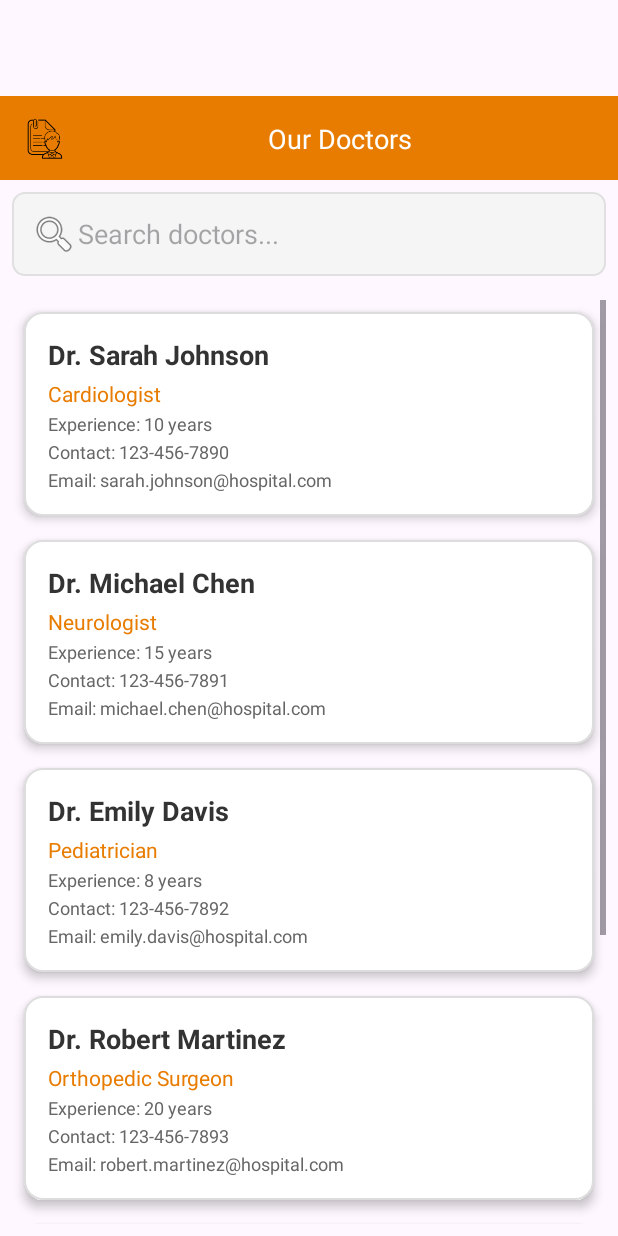
After one commit to jeymz-php/Patient-Consultation-App, an Android app: the DoctorsListActivity screen opened directly, with no data from a screen before it, on a phone screen of 412 x 824 dp. The commit adds this screen. Run offline under Robolectric (Android 15) with nearby library versions, the phone set to English and light mode, and no system bars.

Commit message:
Added DoctorsListActivity, layouts, and updated manifest/MainActivity

```diff
--- a/app/src/main/AndroidManifest.xml
+++ b/app/src/main/AndroidManifest.xml
@@ -11,24 +11,36 @@
         android:roundIcon="@mipmap/ic_launcher_round"
         android:supportsRtl="true"
         android:theme="@style/Theme.PatientInformationAndOnlineConsultationSystem">
+
+        <!-- Doctors List -->
+        <activity
+            android:name=".DoctorsListActivity"
+            android:exported="false" />
+
+        <!-- Patient Info -->
         <activity
             android:name=".PatientInformationActivity"
             android:exported="false" />
+
+        <!-- Register -->
         <activity
             android:name=".RegisterActivity"
             android:exported="false" />
+
+        <!-- Login -->
         <activity
             android:name=".LoginActivity"
             android:exported="false" />
+
+        <!-- Main (Launcher) -->
         <activity
             android:name=".MainActivity"
             android:exported="true">
             <intent-filter>
                 <action android:name="android.intent.action.MAIN" />
-
                 <category android:name="android.intent.category.LAUNCHER" />
             </intent-filter>
         </activity>
+
     </application>
-
 </manifest>
--- /dev/null
+++ b/app/src/main/java/com/example/patientinformationandonlineconsultationsystem/DoctorsListActivity.java
@@ -0,0 +1,102 @@
+package com.example.patientinformationandonlineconsultationsystem;
+
+import android.os.Bundle;
+import android.text.Editable;
+import android.text.TextWatcher;
+import android.view.LayoutInflater;
+import android.view.View;
+import android.widget.EditText;
+import android.widget.LinearLayout;
+import android.widget.TextView;
+import androidx.appcompat.app.AppCompatActivity;
+
+public class DoctorsListActivity extends AppCompatActivity {
+
+    private LinearLayout doctorsContainer;
+    private EditText etSearch;
+    private Doctor[] doctors;
+
+    @Override
+    protected void onCreate(Bundle savedInstanceState) {
+        super.onCreate(savedInstanceState);
+        setContentView(R.layout.activity_doctors_list);
+
+        initializeDoctors();
+        initializeViews();
+        populateDoctorsList();
+        setupSearchFunctionality();
+    }
+
+    private void initializeViews() {
+        doctorsContainer = findViewById(R.id.doctorsContainer);
+        etSearch = findViewById(R.id.etSearch);
+    }
+
+    private void setupSearchFunctionality() {
+        etSearch.addTextChangedListener(new TextWatcher() {
+            @Override public void beforeTextChanged(CharSequence s, int start, int count, int after) {}
+            @Override public void onTextChanged(CharSequence s, int start, int before, int count) {
+                filterDoctors(s.toString());
+            }
+            @Override public void afterTextChanged(Editable s) {}
+        });
+    }
+
+    private void initializeDoctors() {
+        doctors = new Doctor[]{
+                new Doctor("Dr. Sarah Johnson", "Cardiologist", "10 years", "123-456-7890", "sarah.johnson@hospital.com"),
+                new Doctor("Dr. Michael Chen", "Neurologist", "15 years", "123-456-7891", "michael.chen@hospital.com"),
+                new Doctor("Dr. Emily Davis", "Pediatrician", "8 years", "123-456-7892", "emily.davis@hospital.com"),
+                new Doctor("Dr. Robert Martinez", "Orthopedic Surgeon", "20 years", "123-456-7893", "robert.martinez@hospital.com"),
+                new Doctor("Dr. Jennifer Wilson", "Dermatologist", "12 years", "123-456-7894", "jennifer.wilson@hospital.com"),
+                new Doctor("Dr. David Brown", "Psychiatrist", "18 years", "123-456-7895", "david.brown@hospital.com")
+        };
+    }
+
+    private void populateDoctorsList() {
+        doctorsContainer.removeAllViews();
+        for (Doctor doctor : doctors) {
+            addDoctorCard(doctor);
+        }
+    }
+
+    private void filterDoctors(String query) {
+        doctorsContainer.removeAllViews();
+        for (Doctor doctor : doctors) {
+            if (doctor.getName().toLowerCase().contains(query.toLowerCase()) ||
+                    doctor.getSpecialization().toLowerCase().contains(query.toLowerCase())) {
+                addDoctorCard(doctor);
+            }
+        }
+    }
+
+    private void addDoctorCard(Doctor doctor) {
+        View doctorCard = LayoutInflater.from(this).inflate(R.layout.doctor_card, doctorsContainer, false);
+
+        TextView tvDoctorName = doctorCard.findViewById(R.id.tvDoctorName);
+        TextView tvSpecialization = doctorCard.findViewById(R.id.tvSpecialization);
+        TextView tvExperience = doctorCard.findViewById(R.id.tvExperience);
+        TextView tvContact = doctorCard.findViewById(R.id.tvContact);
+        TextView tvEmail = doctorCard.findViewById(R.id.tvEmail);
+
+        tvDoctorName.setText(doctor.getName());
+        tvSpecialization.setText(doctor.getSpecialization());
+        tvExperience.setText("Experience: " + doctor.getExperience());
+        tvContact.setText("Contact: " + doctor.getContact());
+        tvEmail.setText("Email: " + doctor.getEmail());
+
+        doctorsContainer.addView(doctorCard);
+    }
+
+    private static class Doctor {
+        private String name, specialization, experience, contact, email;
+        public Doctor(String n, String s, String e, String c, String em) {
+            this.name = n; this.specialization = s; this.experience = e; this.contact = c; this.email = em;
+        }
+        public String getName() { return name; }
+        public String getSpecialization() { return specialization; }
+        public String getExperience() { return experience; }
+        public String getContact() { return contact; }
+        public String getEmail() { return email; }
+    }
+}
--- a/app/src/main/java/com/example/patientinformationandonlineconsultationsystem/MainActivity.java
+++ b/app/src/main/java/com/example/patientinformationandonlineconsultationsystem/MainActivity.java
@@ -3,7 +3,6 @@ package com.example.patientinformationandonlineconsultationsystem;
 import android.content.Intent;
 import android.os.Bundle;
 import android.widget.Button;
-import android.widget.Toast;
 import androidx.appcompat.app.AppCompatActivity;
 import com.google.android.material.dialog.MaterialAlertDialogBuilder;
 
@@ -18,7 +17,7 @@ public class MainActivity extends AppCompatActivity {
 
         btnGetStarted.setOnClickListener(v -> {
             String[] options = {"Schedule a Consultation", "Patient Information"};
-            int[] icons = {R.drawable.ic_consultation, R.drawable.ic_patient}; // replace with your logos
+            int[] icons = {R.drawable.ic_consultation, R.drawable.ic_patient};
 
             OptionAdapter adapter = new OptionAdapter(MainActivity.this, options, icons);
 
@@ -26,11 +25,11 @@ public class MainActivity extends AppCompatActivity {
                     .setTitle("Choose an option")
                     .setAdapter(adapter, (dialog, which) -> {
                         if (which == 0) {
-                            Toast.makeText(MainActivity.this, "Schedule a Consultation clicked", Toast.LENGTH_SHORT).show();
+                            // ✅ Go to Doctors List
+                            startActivity(new Intent(MainActivity.this, DoctorsListActivity.class));
                         } else if (which == 1) {
-                            // ✅ Open PatientInformation activity
-                            Intent intent = new Intent(MainActivity.this, PatientInformationActivity.class);
-                            startActivity(intent);
+                            // ✅ Go to Patient Info
+                            startActivity(new Intent(MainActivity.this, PatientInformationActivity.class));
                         }
                     })
                     .show();
--- /dev/null
+++ b/app/src/main/res/drawable/card_background.xml
@@ -0,0 +1,6 @@
+<shape xmlns:android="http://schemas.android.com/apk/res/android" android:shape="rectangle">
+    <solid android:color="#FFFFFF" />
+    <corners android:radius="12dp" />
+    <stroke android:color="#DDDDDD" android:width="1dp" />
+    <padding android:left="8dp" android:top="8dp" android:right="8dp" android:bottom="8dp"/>
+</shape>
--- /dev/null
+++ b/app/src/main/res/drawable/search_background.xml
@@ -0,0 +1,6 @@
+<?xml version="1.0" encoding="utf-8"?>
+<shape xmlns:android="http://schemas.android.com/apk/res/android">
+    <solid android:color="#F5F5F5" />
+    <corners android:radius="8dp" />
+    <stroke android:width="1dp" android:color="#E0E0E0" />
+</shape>
--- /dev/null
+++ b/app/src/main/res/layout/activity_doctors_list.xml
@@ -0,0 +1,70 @@
+<?xml version="1.0" encoding="utf-8"?>
+<LinearLayout xmlns:android="http://schemas.android.com/apk/res/android"
+    android:layout_width="match_parent"
+    android:layout_height="match_parent"
+    android:paddingTop="?attr/actionBarSize"
+    android:orientation="vertical">
+
+    <!-- 🔶 Orange Top Rectangle with Logo + Title -->
+    <LinearLayout
+        android:id="@+id/topRectangle"
+        android:layout_width="match_parent"
+        android:layout_height="56dp"
+        android:orientation="horizontal"
+        android:gravity="center_vertical"
+        android:paddingStart="12dp"
+        android:paddingEnd="12dp"
+        android:background="#E87C00">
+
+        <!-- Doctors Logo -->
+        <ImageView
+            android:id="@+id/logo"
+            android:layout_width="32dp"
+            android:layout_height="32dp"
+            android:src="@drawable/ic_patient"
+            android:contentDescription="Doctors Logo"
+            android:layout_marginEnd="8dp" />
+
+        <!-- Title Text -->
+        <TextView
+            android:id="@+id/tvTitle"
+            android:layout_width="match_parent"
+            android:layout_height="wrap_content"
+            android:text="Our Doctors"
+            android:textColor="@android:color/white"
+            android:textSize="18sp"
+            android:padding="16dp"
+            android:gravity="center" />
+
+    </LinearLayout>
+
+    <!-- Search Bar -->
+    <EditText
+        android:id="@+id/etSearch"
+        android:layout_width="match_parent"
+        android:layout_height="wrap_content"
+        android:hint="Search doctors..."
+        android:drawableStart="@android:drawable/ic_menu_search"
+        android:padding="12dp"
+        android:layout_margin="8dp"
+        android:background="@drawable/search_background"
+        android:inputType="text" />
+
+    <!-- 📜 Scrollable Doctors List -->
+    <ScrollView
+        android:layout_width="match_parent"
+        android:layout_height="477dp"
+        android:layout_weight="1"
+        android:padding="8dp">
+
+        <LinearLayout
+            android:id="@+id/doctorsContainer"
+            android:layout_width="match_parent"
+            android:layout_height="wrap_content"
+            android:orientation="vertical">
+
+            <!-- Doctor cards will be added dynamically here -->
+
+        </LinearLayout>
+    </ScrollView>
+</LinearLayout>
--- /dev/null
+++ b/app/src/main/res/layout/doctor_card.xml
@@ -0,0 +1,56 @@
+<?xml version="1.0" encoding="utf-8"?>
+<LinearLayout xmlns:android="http://schemas.android.com/apk/res/android"
+    android:layout_width="match_parent"
+    android:layout_height="wrap_content"
+    android:orientation="vertical"
+    android:background="@drawable/card_background"
+    android:padding="16dp"
+    android:layout_margin="8dp"
+    android:elevation="4dp">
+
+    <TextView
+        android:id="@+id/tvDoctorName"
+        android:layout_width="match_parent"
+        android:layout_height="wrap_content"
+        android:text="Doctor Name"
+        android:textSize="18sp"
+        android:textStyle="bold"
+        android:textColor="#333333" />
+
+    <TextView
+        android:id="@+id/tvSpecialization"
+        android:layout_width="match_parent"
+        android:layout_height="wrap_content"
+        android:text="Specialization"
+        android:textSize="14sp"
+        android:textColor="#E87C00"
+        android:layout_marginTop="4dp" />
+
+    <TextView
+        android:id="@+id/tvExperience"
+        android:layout_width="match_parent"
+        android:layout_height="wrap_content"
+        android:text="Experience"
+        android:textSize="12sp"
+        android:textColor="#666666"
+        android:layout_marginTop="2dp" />
+
+    <TextView
+        android:id="@+id/tvContact"
+        android:layout_width="match_parent"
+        android:layout_height="wrap_content"
+        android:text="Contact"
+        android:textSize="12sp"
+        android:textColor="#666666"
+        android:layout_marginTop="2dp" />
+
+    <TextView
+        android:id="@+id/tvEmail"
+        android:layout_width="match_parent"
+        android:layout_height="wrap_content"
+        android:text="Email"
+        android:textSize="12sp"
+        android:textColor="#666666"
+        android:layout_marginTop="2dp" />
+
+</LinearLayout>
```
